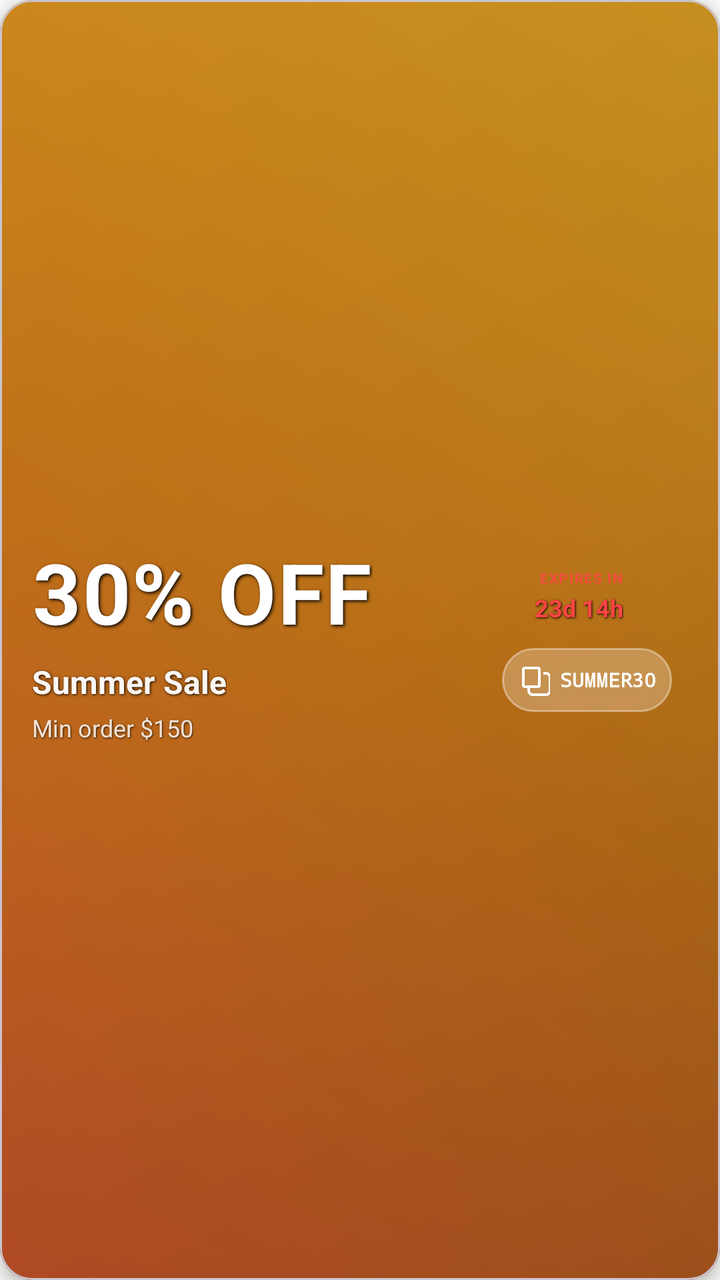
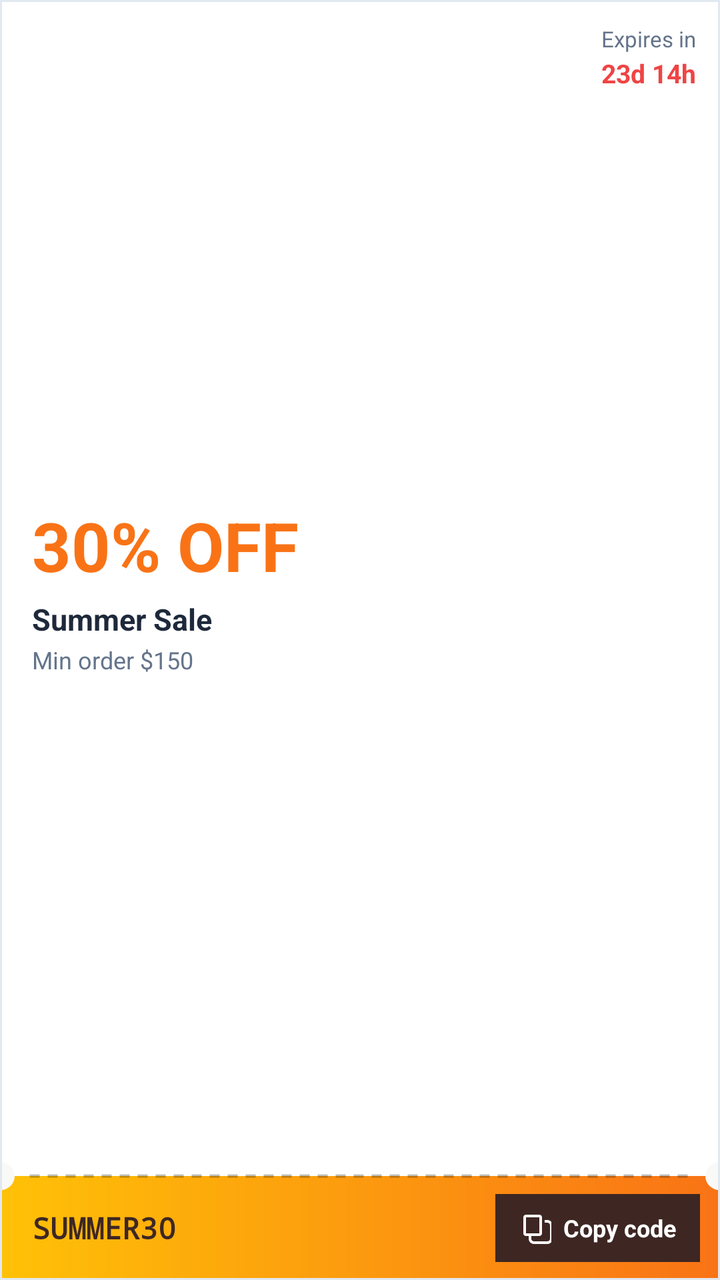

An Android layout rendered at two revisions. The XML below is the earlier revision; the diff shows what the commit changed to produce the second picture.
<!-- AndroidManifest.xml: application theme Theme.BeckieDealApp -->
<!-- res/layout/item_promotion_banner.xml -->
<?xml version="1.0" encoding="utf-8"?>
<com.google.android.material.card.MaterialCardView
    xmlns:android="http://schemas.android.com/apk/res/android"
    xmlns:app="http://schemas.android.com/apk/res-auto"
    android:layout_width="match_parent"
    android:layout_height="match_parent"
    android:layout_marginHorizontal="0dp"
    android:layout_marginVertical="0dp"
    app:cardCornerRadius="16dp"
    app:cardElevation="4dp">

    <FrameLayout
        android:layout_width="match_parent"
        android:layout_height="match_parent"
        android:background="@drawable/promotion_gradient_fallback">

        
        <ImageView
            android:id="@+id/promotionBannerImage"
            android:layout_width="match_parent"
            android:layout_height="match_parent"
            android:scaleType="centerCrop"
            android:contentDescription="Promotion banner"
            android:alpha="0.85" />

        
        <View
            android:layout_width="match_parent"
            android:layout_height="match_parent"
            android:background="@drawable/promotion_glass_morphism" />

        
        <LinearLayout
            android:layout_width="match_parent"
            android:layout_height="match_parent"
            android:orientation="horizontal"
            android:padding="16dp"
            android:gravity="center_vertical">

            
            <LinearLayout
                android:layout_width="0dp"
                android:layout_height="wrap_content"
                android:layout_weight="1"
                android:orientation="vertical"
                android:layout_marginEnd="16dp">

                
                <TextView
                    android:id="@+id/promotionDiscount"
                    android:layout_width="wrap_content"
                    android:layout_height="wrap_content"
                    android:text="30% OFF"
                    android:textColor="@color/white_fixed"
                    android:textSize="42sp"
                    android:textStyle="bold"
                    android:letterSpacing="0.02"
                    android:layout_marginBottom="6dp"
                    android:shadowColor="@android:color/black"
                    android:shadowDx="2"
                    android:shadowDy="2"
                    android:shadowRadius="4" />

                
                <TextView
                    android:id="@+id/promotionName"
                    android:layout_width="wrap_content"
                    android:layout_height="wrap_content"
                    android:text="Summer Sale"
                    android:textColor="@color/white_fixed"
                    android:textSize="16sp"
                    android:textStyle="bold"
                    android:alpha="0.95"
                    android:layout_marginBottom="4dp"
                    android:maxLines="1"
                    android:ellipsize="end"
                    android:shadowColor="@android:color/black"
                    android:shadowDx="1"
                    android:shadowDy="1"
                    android:shadowRadius="3" />

                
                <TextView
                    android:id="@+id/promotionDescription"
                    android:layout_width="wrap_content"
                    android:layout_height="wrap_content"
                    android:text="Min order $150"
                    android:textColor="@color/white_fixed"
                    android:textSize="12sp"
                    android:alpha="0.80"
                    android:maxLines="1"
                    android:ellipsize="end"
                    android:shadowColor="@android:color/black"
                    android:shadowDx="1"
                    android:shadowDy="1"
                    android:shadowRadius="2" />

            </LinearLayout>

            
            <LinearLayout
                android:layout_width="wrap_content"
                android:layout_height="wrap_content"
                android:orientation="vertical"
                android:gravity="center"
                android:layout_marginEnd="8dp">

                
                <LinearLayout
                    android:layout_width="wrap_content"
                    android:layout_height="wrap_content"
                    android:orientation="vertical"
                    android:gravity="end"
                    android:paddingEnd="8dp"
                    android:layout_marginBottom="12dp">

                    <TextView
                        android:layout_width="wrap_content"
                        android:layout_height="wrap_content"
                        android:text="EXPIRES IN"
                        android:textColor="@android:color/holo_red_light"
                        android:textSize="7sp"
                        android:textStyle="bold"
                        android:alpha="0.85"
                        android:letterSpacing="0.08" />

                    <TextView
                        android:id="@+id/promotionCountdown"
                        android:layout_width="wrap_content"
                        android:layout_height="wrap_content"
                        android:text="23d 14h"
                        android:textColor="@android:color/holo_red_light"
                        android:textSize="12sp"
                        android:textStyle="bold"
                        android:layout_marginTop="2dp"
                        android:shadowColor="@android:color/black"
                        android:shadowDx="1"
                        android:shadowDy="1"
                        android:shadowRadius="2" />
                </LinearLayout>

                
                <LinearLayout
                    android:layout_width="wrap_content"
                    android:layout_height="wrap_content"
                    android:orientation="horizontal"
                    android:background="@drawable/promo_code_pill_bg"
                    android:padding="8dp"
                    android:paddingHorizontal="12dp"
                    android:gravity="center_vertical">

                    
                    <ImageView
                        android:id="@+id/promotionCopyCodeIcon"
                        android:layout_width="16dp"
                        android:layout_height="16dp"
                        android:src="@drawable/ic_copy_icon"
                        android:contentDescription="Copy code"
                        android:scaleType="centerInside"
                        app:tint="@color/white_fixed"
                        android:layout_marginEnd="5dp" />

                    
                    <TextView
                        android:id="@+id/promotionCode"
                        android:layout_width="wrap_content"
                        android:layout_height="wrap_content"
                        android:text="SUMMER30"
                        android:textColor="@color/white_fixed"
                        android:textSize="10sp"
                        android:textStyle="bold"
                        android:typeface="monospace" />

                </LinearLayout>

            </LinearLayout>

        </LinearLayout>

        
        <View
            android:layout_width="match_parent"
            android:layout_height="match_parent"
            android:background="?attr/selectableItemBackground" />

    </FrameLayout>

</com.google.android.material.card.MaterialCardView>
<!-- resources referenced by this layout -->
<resources>
  <color name="white_fixed">#FFFFFF</color>
  <!-- drawable promo_code_pill_bg (drawable) -->
  <?xml version="1.0" encoding="utf-8"?>
  <shape xmlns:android="http://schemas.android.com/apk/res/android">
      <solid android:color="#40FFFFFF" />
      <corners android:radius="20dp" />
      <stroke
          android:width="1dp"
          android:color="#60FFFFFF" />
  </shape>
  <!-- drawable promotion_glass_morphism (drawable) -->
  <?xml version="1.0" encoding="utf-8"?>
  <shape xmlns:android="http://schemas.android.com/apk/res/android">
      <gradient
          android:type="linear"
          android:angle="135"
          android:startColor="#60000000"
          android:centerColor="#40000000"
          android:endColor="#30000000" />
  </shape>
  <!-- drawable promotion_gradient_fallback (drawable) -->
  <?xml version="1.0" encoding="utf-8"?>
  <shape xmlns:android="http://schemas.android.com/apk/res/android">
      <gradient
          android:type="linear"
          android:angle="45"
          android:startColor="#FF6B35"
          android:centerColor="#F7931E"
          android:endColor="#FDB827" />
  </shape>
  <style name="Theme.BeckieDealApp" parent="Base.Theme.BeckieDealApp">
          <item name="buttonStyle">@style/Widget.App.Button</item>
          <item name="materialButtonStyle">@style/Widget.App.Button</item>
      </style>
  <style name="Widget.App.Button" parent="Widget.Material3.Button">
          <item name="shapeAppearance">@style/ShapeAppearance.App.Button.Pill</item>
          <item name="android:textAppearance">@style/TextAppearance.App.Button</item>
      </style>
  <color name="primary">#FDC011</color>
  <color name="on_primary">#FFFFFF</color>
  <color name="primary_container">#FDC011</color>
  <color name="on_primary_container">#582200</color>
  <color name="background">#F9F9F7</color>
  <color name="chip_selected_bg">#3E2723</color>
  <color name="surface">#FFFFFF</color>
  <color name="on_surface">#251913</color>
  <style name="TextAppearance.App.PriceHero" parent="TextAppearance.Material3.TitleLarge">
          <item name="android:fontFamily">@font/amulya_bold</item>
          <item name="android:textSize">22sp</item>
          <item name="android:letterSpacing">-0.01</item>
          <item name="android:textColor">@color/text_primary</item>
      </style>
  <style name="TextAppearance.App.Button" parent="TextAppearance.Material3.LabelLarge">
          <item name="android:fontFamily">@font/synonym_semibold</item>
          <item name="android:textSize">15sp</item>
          <item name="android:letterSpacing">0.01</item>
          <item name="android:textAllCaps">false</item>
      </style>
  <style name="ShapeAppearance.App.Button.Pill" parent="">
          <item name="cornerFamily">rounded</item>
          <item name="cornerSize">50%</item>
      </style>
  <color name="text_primary">#1E293B</color>
  <color name="text_secondary">#64748B</color>
  <color name="nav_indicator_fill">#FFF1EB</color>
  <style name="ShapeAppearance.App.BottomNav.ActiveIndicator" parent="">
          <item name="cornerFamily">rounded</item>
          <item name="cornerSize">50%</item>
      </style>
  <!-- unchanged entries left out for length: 11 -->
</resources>

<!-- the commit's change to res/layout/item_promotion_banner.xml (unified diff, before → after) -->
@@ -6,176 +6,198 @@
     android:layout_height="match_parent"
     android:layout_marginHorizontal="0dp"
     android:layout_marginVertical="0dp"
-    app:cardCornerRadius="16dp"
-    app:cardElevation="4dp">
+    app:cardCornerRadius="0dp"
+    app:cardElevation="0dp"
+    app:strokeWidth="1dp"
+    app:strokeColor="@color/border_color"
+    app:cardBackgroundColor="@color/surface">
 
     <FrameLayout
         android:layout_width="match_parent"
-        android:layout_height="match_parent"
-        android:background="@drawable/promotion_gradient_fallback">
-
-        
-        <ImageView
-            android:id="@+id/promotionBannerImage"
-            android:layout_width="match_parent"
-            android:layout_height="match_parent"
-            android:scaleType="centerCrop"
-            android:contentDescription="Promotion banner"
-            android:alpha="0.85" />
-
-        
-        <View
-            android:layout_width="match_parent"
-            android:layout_height="match_parent"
-            android:background="@drawable/promotion_glass_morphism" />
-
-        
+        android:layout_height="match_parent">
+
         <LinearLayout
             android:layout_width="match_parent"
             android:layout_height="match_parent"
-            android:orientation="horizontal"
-            android:padding="16dp"
-            android:gravity="center_vertical">
+            android:orientation="vertical">
 
             
-            <LinearLayout
-                android:layout_width="0dp"
-                android:layout_height="wrap_content"
+            <FrameLayout
+                android:layout_width="match_parent"
+                android:layout_height="0dp"
                 android:layout_weight="1"
-                android:orientation="vertical"
-                android:layout_marginEnd="16dp">
-
-                
-                <TextView
-                    android:id="@+id/promotionDiscount"
-                    android:layout_width="wrap_content"
-                    android:layout_height="wrap_content"
-                    android:text="30% OFF"
-                    android:textColor="@color/white_fixed"
-                    android:textSize="42sp"
-                    android:textStyle="bold"
-                    android:letterSpacing="0.02"
-                    android:layout_marginBottom="6dp"
-                    android:shadowColor="@android:color/black"
-                    android:shadowDx="2"
-                    android:shadowDy="2"
-                    android:shadowRadius="4" />
-
-                
-                <TextView
-                    android:id="@+id/promotionName"
-                    android:layout_width="wrap_content"
-                    android:layout_height="wrap_content"
-                    android:text="Summer Sale"
-                    android:textColor="@color/white_fixed"
-                    android:textSize="16sp"
-                    android:textStyle="bold"
-                    android:alpha="0.95"
-                    android:layout_marginBottom="4dp"
-                    android:maxLines="1"
-                    android:ellipsize="end"
-                    android:shadowColor="@android:color/black"
-                    android:shadowDx="1"
-                    android:shadowDy="1"
-                    android:shadowRadius="3" />
-
-                
-                <TextView
-                    android:id="@+id/promotionDescription"
-                    android:layout_width="wrap_content"
-                    android:layout_height="wrap_content"
-                    android:text="Min order $150"
-                    android:textColor="@color/white_fixed"
-                    android:textSize="12sp"
-                    android:alpha="0.80"
-                    android:maxLines="1"
-                    android:ellipsize="end"
-                    android:shadowColor="@android:color/black"
-                    android:shadowDx="1"
-                    android:shadowDy="1"
-                    android:shadowRadius="2" />
-
-            </LinearLayout>
-
-            
-            <LinearLayout
-                android:layout_width="wrap_content"
-                android:layout_height="wrap_content"
-                android:orientation="vertical"
-                android:gravity="center"
-                android:layout_marginEnd="8dp">
+                android:background="@color/surface">
+
+                
+                <ImageView
+                    android:id="@+id/promotionBannerImage"
+                    android:layout_width="match_parent"
+                    android:layout_height="match_parent"
+                    android:scaleType="centerCrop"
+                    android:contentDescription="Promotion banner"
+                    android:visibility="gone" />
+
+                
+                <View
+                    android:id="@+id/promotionImageScrim"
+                    android:layout_width="match_parent"
+                    android:layout_height="match_parent"
+                    android:background="@drawable/promo_scrim_horizontal"
+                    android:visibility="gone" />
+
+                
+                <LinearLayout
+                    android:layout_width="match_parent"
+                    android:layout_height="match_parent"
+                    android:gravity="center_vertical"
+                    android:orientation="vertical"
+                    android:paddingStart="16dp"
+                    android:paddingEnd="96dp"
+                    android:paddingVertical="10dp">
+
+                    <TextView
+                        android:id="@+id/promotionDiscount"
+                        android:layout_width="wrap_content"
+                        android:layout_height="wrap_content"
+                        android:text="30% OFF"
+                        android:textColor="@color/brand_orange"
+                        android:textSize="34sp"
+                        android:textStyle="bold"
+                        android:maxLines="1" />
+
+                    <TextView
+                        android:id="@+id/promotionName"
+                        android:layout_width="wrap_content"
+                        android:layout_height="wrap_content"
+                        android:layout_marginTop="4dp"
+                        android:text="Summer Sale"
+                        android:textColor="@color/text_primary"
+                        android:textSize="15sp"
+                        android:textStyle="bold"
+                        android:maxLines="1"
+                        android:ellipsize="end" />
+
+                    <TextView
+                        android:id="@+id/promotionDescription"
+                        android:layout_width="wrap_content"
+                        android:layout_height="wrap_content"
+                        android:layout_marginTop="2dp"
+                        android:text="Min order $150"
+                        android:textColor="@color/text_secondary"
+                        android:textSize="12sp"
+                        android:maxLines="1"
+                        android:ellipsize="end" />
+                </LinearLayout>
 
                 
                 <LinearLayout
                     android:layout_width="wrap_content"
                     android:layout_height="wrap_content"
-                    android:orientation="vertical"
+                    android:layout_gravity="top|end"
+                    android:layout_margin="12dp"
                     android:gravity="end"
-                    android:paddingEnd="8dp"
-                    android:layout_marginBottom="12dp">
-
-                    <TextView
-                        android:layout_width="wrap_content"
-                        android:layout_height="wrap_content"
-                        android:text="EXPIRES IN"
-                        android:textColor="@android:color/holo_red_light"
-                        android:textSize="7sp"
-                        android:textStyle="bold"
-                        android:alpha="0.85"
-                        android:letterSpacing="0.08" />
+                    android:orientation="vertical">
+
+                    <TextView
+                        android:id="@+id/promotionExpiresLabel"
+                        android:layout_width="wrap_content"
+                        android:layout_height="wrap_content"
+                        android:text="Expires in"
+                        android:textColor="@color/text_secondary"
+                        android:textSize="11sp" />
 
                     <TextView
                         android:id="@+id/promotionCountdown"
                         android:layout_width="wrap_content"
                         android:layout_height="wrap_content"
+                        android:layout_marginTop="1dp"
                         android:text="23d 14h"
-                        android:textColor="@android:color/holo_red_light"
-                        android:textSize="12sp"
-                        android:textStyle="bold"
-                        android:layout_marginTop="2dp"
-                        android:shadowColor="@android:color/black"
-                        android:shadowDx="1"
-                        android:shadowDy="1"
-                        android:shadowRadius="2" />
+                        android:textColor="@color/red_error"
+                        android:textSize="13sp"
+                        android:textStyle="bold" />
                 </LinearLayout>
-
-                
+            </FrameLayout>
+
+            
+            <LinearLayout
+                android:layout_width="match_parent"
+                android:layout_height="52dp"
+                android:background="@drawable/brand_bar_gradient"
+                android:gravity="center_vertical"
+                android:orientation="horizontal"
+                android:paddingStart="16dp"
+                android:paddingEnd="10dp">
+
+                <TextView
+                    android:id="@+id/promotionCode"
+                    android:layout_width="0dp"
+                    android:layout_height="wrap_content"
+                    android:layout_weight="1"
+                    android:text="SUMMER30"
+                    android:textColor="@color/dark_brown"
+                    android:textSize="15sp"
+                    android:textStyle="bold"
+                    android:typeface="monospace"
+                    android:maxLines="1"
+                    android:ellipsize="end" />
+
                 <LinearLayout
+                    android:id="@+id/promotionCopyButton"
                     android:layout_width="wrap_content"
-                    android:layout_height="wrap_content"
+                    android:layout_height="34dp"
+                    android:background="@drawable/promo_copy_button_bg"
+                    android:clickable="true"
+                    android:focusable="true"
+                    android:gravity="center_vertical"
                     android:orientation="horizontal"
-                    android:background="@drawable/promo_code_pill_bg"
-                    android:padding="8dp"
-                    android:paddingHorizontal="12dp"
-                    android:gravity="center_vertical">
-
-                    
+                    android:paddingHorizontal="12dp">
+
                     <ImageView
                         android:id="@+id/promotionCopyCodeIcon"
                         android:layout_width="16dp"
                         android:layout_height="16dp"
-                        android:src="@drawable/ic_copy_icon"
                         android:contentDescription="Copy code"
                         android:scaleType="centerInside"
-                        app:tint="@color/white_fixed"
-                        android:layout_marginEnd="5dp" />
-
-                    
-                    <TextView
-                        android:id="@+id/promotionCode"
-                        android:layout_width="wrap_content"
-                        android:layout_height="wrap_content"
-                        android:text="SUMMER30"
+                        android:src="@drawable/ic_copy_icon"
+                        app:tint="@color/white_fixed" />
+
+                    <TextView
+                        android:layout_width="wrap_content"
+                        android:layout_height="wrap_content"
+                        android:layout_marginStart="6dp"
+                        android:text="Copy code"
                         android:textColor="@color/white_fixed"
-                        android:textSize="10sp"
-                        android:textStyle="bold"
-                        android:typeface="monospace" />
-
+                        android:textSize="12sp"
+                        android:textStyle="bold" />
                 </LinearLayout>
-
             </LinearLayout>
-
         </LinearLayout>
+
+        
+        <View
+            android:layout_width="match_parent"
+            android:layout_height="2dp"
+            android:layout_gravity="bottom"
+            android:layout_marginBottom="51dp"
+            android:layout_marginHorizontal="14dp"
+            android:layerType="software"
+            android:background="@drawable/promo_dash_horizontal" />
+
+        <View
+            android:layout_width="14dp"
+            android:layout_height="14dp"
+            android:layout_gravity="bottom|start"
+            android:layout_marginStart="-7dp"
+            android:layout_marginBottom="45dp"
+            android:background="@drawable/promo_notch" />
+
+        <View
+            android:layout_width="14dp"
+            android:layout_height="14dp"
+            android:layout_gravity="bottom|end"
+            android:layout_marginEnd="-7dp"
+            android:layout_marginBottom="45dp"
+            android:background="@drawable/promo_notch" />
 
         
         <View
<!-- resource entries referenced after the edit -->
@@ -1,39 +1,59 @@
 <!-- resources referenced by this layout -->
 <resources>
+  <color name="border_color">#E2E8F0</color>
+  <color name="brand_orange">#F97316</color>
+  <color name="dark_brown">#3E2723</color>
+  <color name="red_error">#EF4444</color>
   <color name="white_fixed">#FFFFFF</color>
-  <!-- drawable promo_code_pill_bg (drawable) -->
+  <!-- drawable brand_bar_gradient (drawable) -->
   <?xml version="1.0" encoding="utf-8"?>
-  <shape xmlns:android="http://schemas.android.com/apk/res/android">
-      <solid android:color="#40FFFFFF" />
-      <corners android:radius="20dp" />
+  <shape xmlns:android="http://schemas.android.com/apk/res/android"
+      android:shape="rectangle">
+      <gradient
+          android:angle="0"
+          android:startColor="@color/yellow_star"
+          android:endColor="@color/brand_orange" />
+  </shape>
+  <!-- drawable promo_copy_button_bg (drawable) -->
+  <?xml version="1.0" encoding="utf-8"?>
+  <ripple xmlns:android="http://schemas.android.com/apk/res/android"
+      android:color="#33FFFFFF">
+      <item>
+          <shape android:shape="rectangle">
+              <solid android:color="@color/dark_brown" />
+          </shape>
+      </item>
+  </ripple>
+  <!-- drawable promo_dash_horizontal (drawable) -->
+  <?xml version="1.0" encoding="utf-8"?>
+  <shape xmlns:android="http://schemas.android.com/apk/res/android"
+      android:shape="line">
       <stroke
-          android:width="1dp"
-          android:color="#60FFFFFF" />
+          android:width="1.5dp"
+          android:color="#40000000"
+          android:dashWidth="5dp"
+          android:dashGap="4dp" />
   </shape>
-  <!-- drawable promotion_glass_morphism (drawable) -->
+  <!-- drawable promo_notch (drawable) -->
   <?xml version="1.0" encoding="utf-8"?>
-  <shape xmlns:android="http://schemas.android.com/apk/res/android">
+  <shape xmlns:android="http://schemas.android.com/apk/res/android"
+      android:shape="oval">
+      <solid android:color="@color/background" />
+  </shape>
+  <!-- drawable promo_scrim_horizontal (drawable) -->
+  <?xml version="1.0" encoding="utf-8"?>
+  <shape xmlns:android="http://schemas.android.com/apk/res/android"
+      android:shape="rectangle">
       <gradient
-          android:type="linear"
-          android:angle="135"
-          android:startColor="#60000000"
-          android:centerColor="#40000000"
-          android:endColor="#30000000" />
-  </shape>
-  <!-- drawable promotion_gradient_fallback (drawable) -->
-  <?xml version="1.0" encoding="utf-8"?>
-  <shape xmlns:android="http://schemas.android.com/apk/res/android">
-      <gradient
-          android:type="linear"
-          android:angle="45"
-          android:startColor="#FF6B35"
-          android:centerColor="#F7931E"
-          android:endColor="#FDB827" />
+          android:angle="0"
+          android:startColor="#B8000000"
+          android:endColor="#14000000" />
   </shape>
   <style name="Theme.BeckieDealApp" parent="Base.Theme.BeckieDealApp">
           <item name="buttonStyle">@style/Widget.App.Button</item>
           <item name="materialButtonStyle">@style/Widget.App.Button</item>
       </style>
+  <color name="yellow_star">#FFC107</color>
   <style name="Widget.App.Button" parent="Widget.Material3.Button">
           <item name="shapeAppearance">@style/ShapeAppearance.App.Button.Pill</item>
           <item name="android:textAppearance">@style/TextAppearance.App.Button</item>
